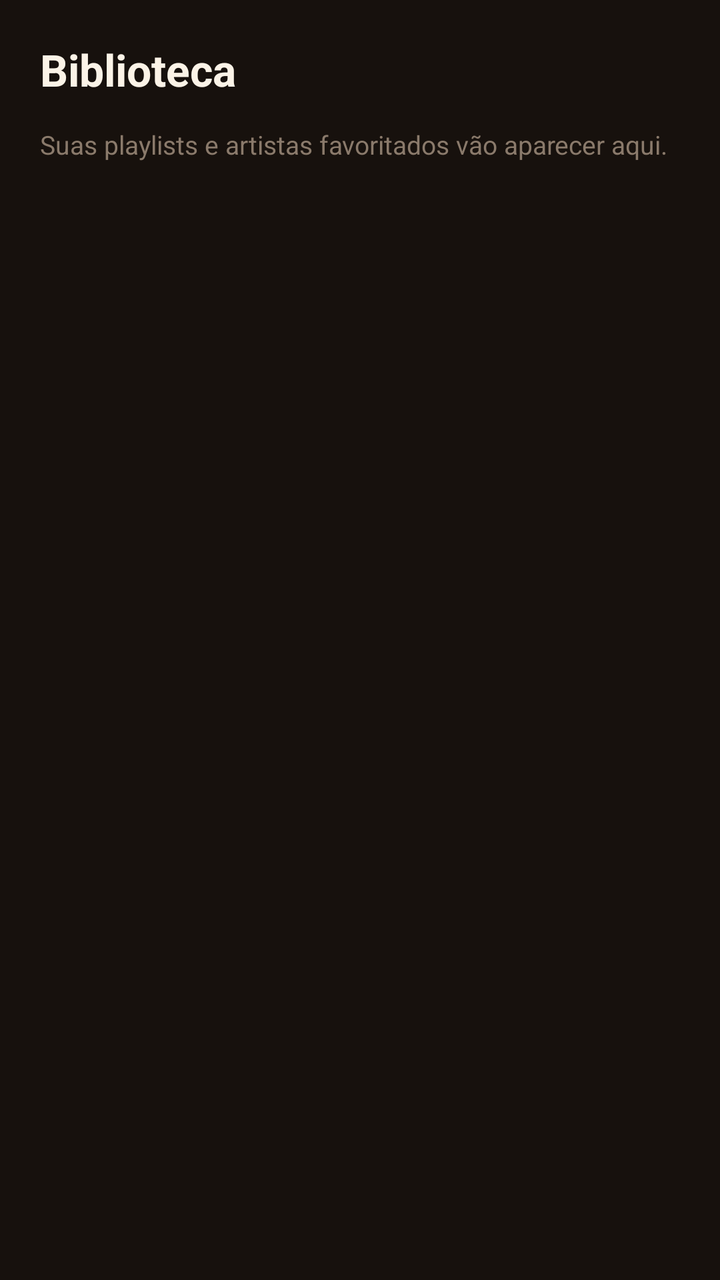
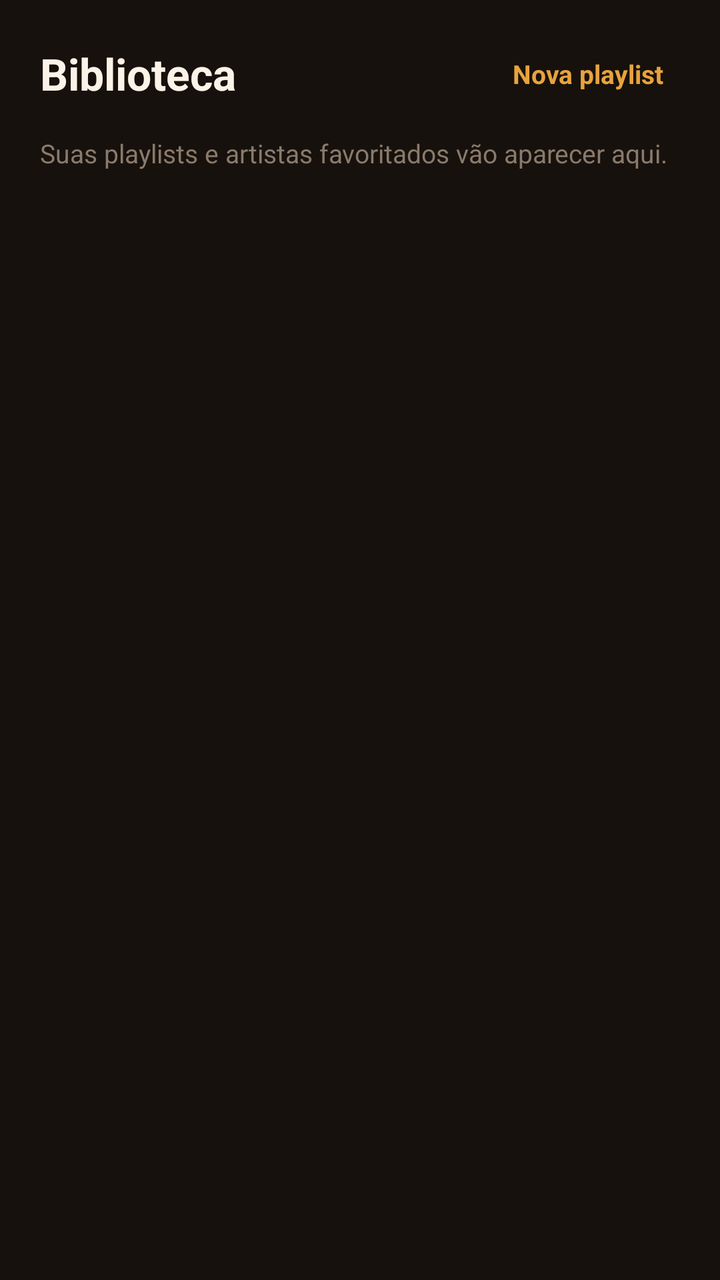

An Android layout rendered at two revisions. The XML below is the earlier revision; the diff shows what the commit changed to produce the second picture.
<!-- AndroidManifest.xml: application theme Theme.Spicyfy -->
<!-- res/layout/fragment_library.xml -->
<?xml version="1.0" encoding="utf-8"?>
<LinearLayout xmlns:android="http://schemas.android.com/apk/res/android"
    android:layout_width="match_parent"
    android:layout_height="match_parent"
    android:orientation="vertical"
    android:background="@color/bg_deep"
    android:padding="20dp">

    <TextView
        android:layout_width="wrap_content"
        android:layout_height="wrap_content"
        android:text="@string/nav_library"
        android:textColor="@color/text_hi"
        android:textSize="22sp"
        android:textStyle="bold"
        android:layout_marginBottom="14dp" />

    <TextView
        android:layout_width="match_parent"
        android:layout_height="wrap_content"
        android:text="@string/library_empty_placeholder"
        android:textColor="@color/text_low"
        android:textSize="13sp" />

</LinearLayout>
<!-- resources referenced by this layout -->
<resources>
  <color name="bg_deep">#17110D</color>
  <color name="text_hi">#FBF3E7</color>
  <color name="text_low">#8A7A6B</color>
  <string name="library_empty_placeholder">Suas playlists e artistas favoritados vão aparecer aqui.</string>
  <string name="nav_library">Biblioteca</string>
  <style name="Theme.Spicyfy" parent="Theme.Material3.Dark.NoActionBar">
          <item name="colorPrimary">#E8A33D</item>
          <item name="colorPrimaryVariant">#C1440E</item>
          <item name="android:colorBackground">#17110D</item>
          <item name="colorSurface">#221A14</item>
          <item name="colorOnBackground">#FBF3E7</item>
          <item name="colorOnSurface">#FBF3E7</item>
      </style>
</resources>

<!-- the commit's change to res/layout/fragment_library.xml (unified diff, before → after) -->
@@ -1,25 +1,57 @@
 <?xml version="1.0" encoding="utf-8"?>
-<LinearLayout xmlns:android="http://schemas.android.com/apk/res/android"
+<FrameLayout xmlns:android="http://schemas.android.com/apk/res/android"
     android:layout_width="match_parent"
     android:layout_height="match_parent"
-    android:orientation="vertical"
-    android:background="@color/bg_deep"
-    android:padding="20dp">
+    android:background="@color/bg_deep">
 
-    <TextView
-        android:layout_width="wrap_content"
-        android:layout_height="wrap_content"
-        android:text="@string/nav_library"
-        android:textColor="@color/text_hi"
-        android:textSize="22sp"
-        android:textStyle="bold"
-        android:layout_marginBottom="14dp" />
+    <LinearLayout
+        android:layout_width="match_parent"
+        android:layout_height="match_parent"
+        android:orientation="vertical"
+        android:padding="20dp">
 
-    <TextView
-        android:layout_width="match_parent"
-        android:layout_height="wrap_content"
-        android:text="@string/library_empty_placeholder"
-        android:textColor="@color/text_low"
-        android:textSize="13sp" />
+        <LinearLayout
+            android:layout_width="match_parent"
+            android:layout_height="wrap_content"
+            android:orientation="horizontal"
+            android:gravity="center_vertical"
+            android:layout_marginBottom="14dp">
 
-</LinearLayout>
+            <TextView
+                android:layout_width="0dp"
+                android:layout_height="wrap_content"
+                android:layout_weight="1"
+                android:text="@string/nav_library"
+                android:textColor="@color/text_hi"
+                android:textSize="22sp"
+                android:textStyle="bold" />
+
+            <TextView
+                android:id="@+id/library_new_playlist"
+                android:layout_width="wrap_content"
+                android:layout_height="wrap_content"
+                android:text="@string/new_playlist"
+                android:textColor="@color/accent"
+                android:textSize="13sp"
+                android:textStyle="bold"
+                android:padding="8dp" />
+        </LinearLayout>
+
+        <TextView
+            android:id="@+id/library_empty_text"
+            android:layout_width="match_parent"
+            android:layout_height="wrap_content"
+            android:text="@string/library_empty_placeholder"
+            android:textColor="@color/text_low"
+            android:textSize="13sp" />
+
+        <androidx.recyclerview.widget.RecyclerView
+            android:id="@+id/library_playlists"
+            android:layout_width="match_parent"
+            android:layout_height="0dp"
+            android:layout_weight="1"
+            android:paddingBottom="90dp"
+            android:clipToPadding="false" />
+
+    </LinearLayout>
+</FrameLayout>
<!-- resource entries referenced after the edit -->
@@ -1,10 +1,12 @@
 <!-- resources referenced by this layout -->
 <resources>
+  <color name="accent">#E8A33D</color>
   <color name="bg_deep">#17110D</color>
   <color name="text_hi">#FBF3E7</color>
   <color name="text_low">#8A7A6B</color>
   <string name="library_empty_placeholder">Suas playlists e artistas favoritados vão aparecer aqui.</string>
   <string name="nav_library">Biblioteca</string>
+  <string name="new_playlist">Nova playlist</string>
   <style name="Theme.Spicyfy" parent="Theme.Material3.Dark.NoActionBar">
           <item name="colorPrimary">#E8A33D</item>
           <item name="colorPrimaryVariant">#C1440E</item>
